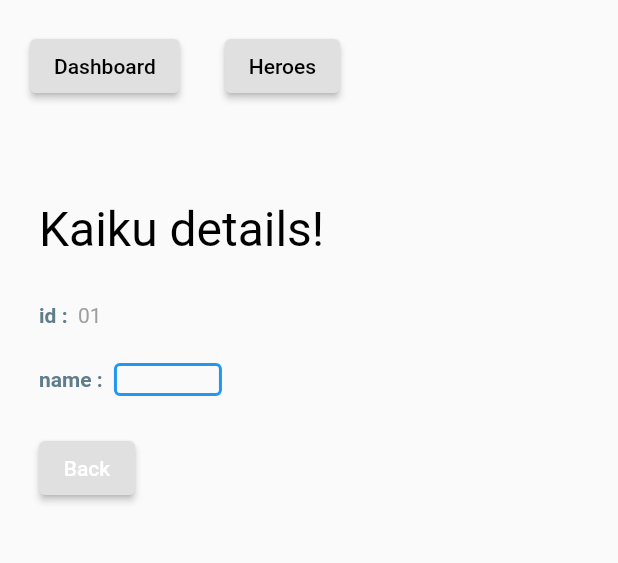
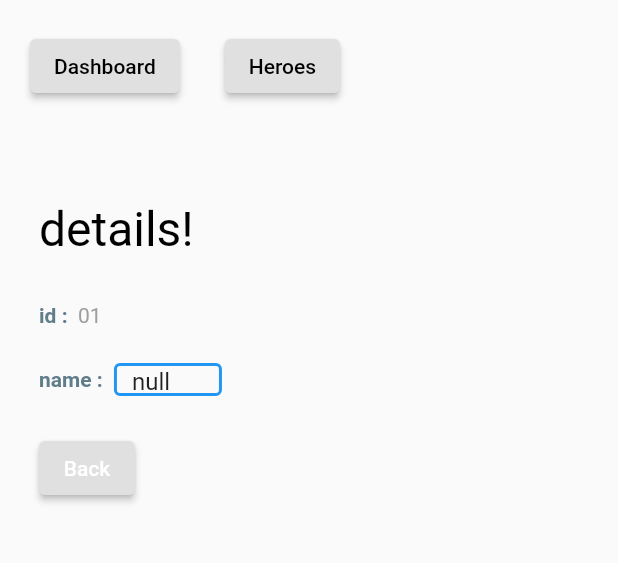
Before and after one commit to lanjAdabA/task, a Flutter app: the HeroDesPage screen opened by its route, on a phone screen of 412 x 824 dp, the part 87-650 px from its top. Run offline on Flutter 3.47's test engine with Material 2 defaults, Android fonts, the phone set to English and light mode, and no system bars; our stand-ins replace auto_route.

Commit message:
text controller

```diff
--- a/lib/Page/heroDes.page.dart
+++ b/lib/Page/heroDes.page.dart
@@ -1,18 +1,40 @@
+// ignore_for_file: public_member_api_docs, sort_constructors_first
 import 'package:auto_route/auto_route.dart';
 import 'package:flutter/material.dart';
 
 import '../router/router.gr.dart';
 
 class HeroDesPage extends StatefulWidget {
-  const HeroDesPage({super.key});
+  List<Map<String, dynamic>> hero = [
+    {"name": "kaiku", "sl": "01"},
+    {"name": "gokul", "sl": "02"},
+    {"name": "bony", "sl": "03"},
+    {"name": "tomba", "sl": "04"},
+    {"name": "chaoba", "sl": "05"},
+    {"name": "chaobi", "sl": "06"},
+    {"name": "naoba", "sl": "07"},
+    {"name": "naobi", "sl": "08"},
+    {"name": "bemma", "sl": "09"},
+  ];
+  late String? sl;
+  late String? name;
+  HeroDesPage({
+    Key? key,
+    this.sl,
+    this.name,
+  }) : super(key: key);
 
   @override
   State<HeroDesPage> createState() => _DashboardState();
 }
 
 class _DashboardState extends State<HeroDesPage> {
+  final namecontroller = TextEditingController();
+
   @override
   Widget build(BuildContext context) {
+    namecontroller.text = widget.name.toString();
+    //todo
     return Scaffold(
       body: Padding(
         padding: const EdgeInsets.all(20.0),
@@ -80,10 +102,11 @@ class _DashboardState extends State<HeroDesPage> {
                 crossAxisAlignment: CrossAxisAlignment.start,
                 children: [
                   RichText(
-                      text: const TextSpan(
-                          text: "Kaiku ",
-                          style: TextStyle(fontSize: 32, color: Colors.black),
-                          children: [TextSpan(text: "details!")])),
+                      text: TextSpan(
+                          text: widget.name,
+                          style: const TextStyle(
+                              fontSize: 32, color: Colors.black),
+                          children: const [TextSpan(text: "details!")])),
                   const SizedBox(
                     height: 30,
                   ),
@@ -115,9 +138,11 @@ class _DashboardState extends State<HeroDesPage> {
                           height: 30,
                           width: 80,
                           padding: const EdgeInsets.all(4),
-                          child: const TextField(
+                          child: TextField(
+                            controller: namecontroller,
                             decoration: InputDecoration(
-                              enabledBorder: OutlineInputBorder(
+                              hintText: widget.name,
+                              enabledBorder: const OutlineInputBorder(
                                 borderSide:
                                     BorderSide(width: 2, color: Colors.blue),
                               ),
```
Also changed, not shown: lib/router/router.gr.dart, 1 other file.
